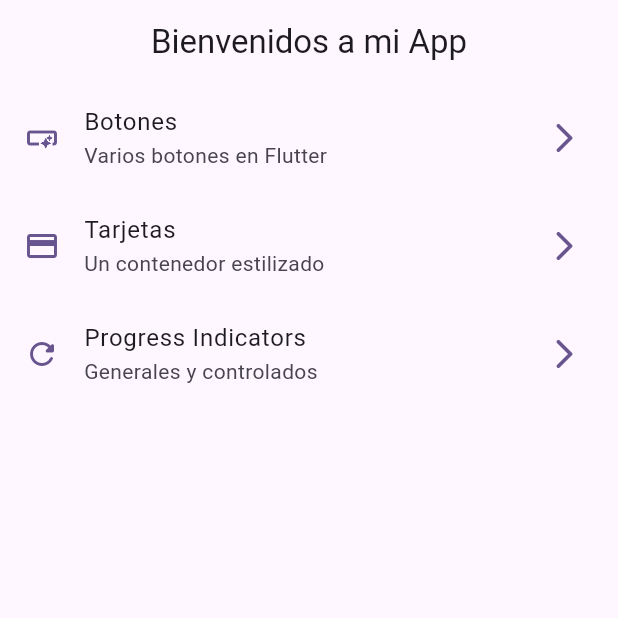
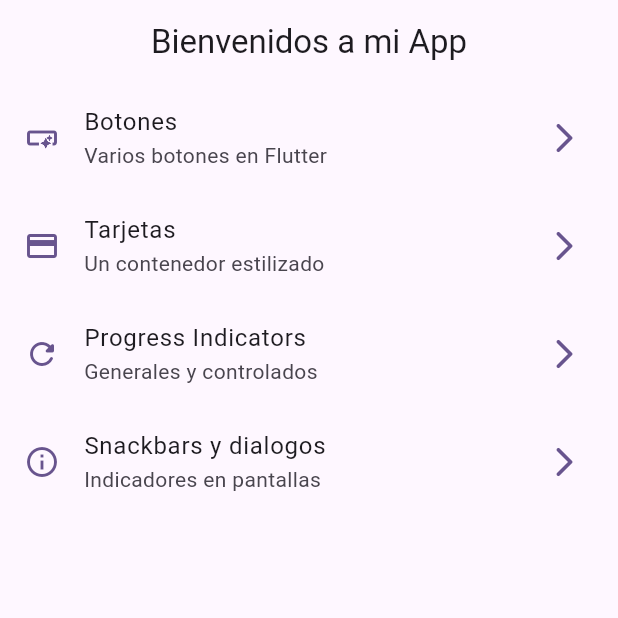
Before and after one commit to Francisco-V98/widgets_app, a Flutter app: the screen it shows after launch, on a phone screen of 412 x 824 dp, the top half of it. Run offline on Flutter 3.47's test engine with Material 3 defaults, Android fonts, the phone set to English and light mode, and no system bars; our stand-ins replace go_router.

Commit message:
138 -  se activo la pantalla snackbar y se le agrego un btnFloat que dispara un snack

```diff
--- a/lib/config/manu/menu_items.dart
+++ b/lib/config/manu/menu_items.dart
@@ -37,4 +37,11 @@ const appMenuItems = <MenuItem>[
     icon: Icons.refresh_rounded
   ),
 
+  MenuItem(
+    title: 'Snackbars y dialogos',
+    subTitle: 'Indicadores en pantallas',
+    link: '/snackbars',
+    icon: Icons.info_outline
+  ),
+
 ];
--- a/lib/config/router/app_router.dart
+++ b/lib/config/router/app_router.dart
@@ -29,6 +29,12 @@ final appRouter = GoRouter(
       builder: (context, state) => const ProgressScreen(),
     ),
 
+    GoRoute(
+      path: '/snackbars',
+      name: SnackbarScreen.name,
+      builder: (context, state) => const SnackbarScreen(),
+    ),
+
 
   ]
 );
```
Also changed, not shown: lib/presentation/screens/snackbar/snackbar_screen.dart (+24 -1 lines).
